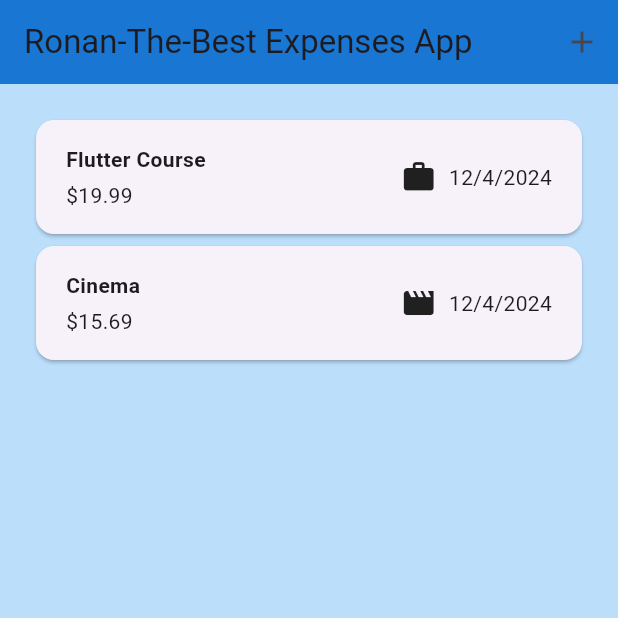
After one commit to nangdypanhar/Flutter-course, a Flutter app: the Expenses screen opened directly, on a phone screen of 412 x 824 dp, the top half of it. The commit adds this screen. Run offline on Flutter 3.47's test engine with Material 3 defaults, Android fonts, the phone set to English and light mode, and no system bars; our stand-ins replace google_fonts.

Commit message:
updated Assignment for week 8

```diff
--- a/starter_app/lib/W7-S1/quiz_app.dart
+++ b/starter_app/lib/W7-S1/quiz_app.dart
@@ -9,15 +9,9 @@ import 'model/submission.dart';
 Color appColor = Colors.blue[500]!;
 
 enum Screens {
-  resultScreen("result"),
-  welcomeScreen("welcome"),
-  questionScreen("question");
-
-  final String label;
-
-  const Screens(this.label);
-  @override
-  String toString() => label;
+  resultScreen,
+  welcomeScreen,
+  questionScreen;
 }
 
 class QuizApp extends StatefulWidget {
--- a/starter_app/lib/W7-S1/screens/result_screen.dart
+++ b/starter_app/lib/W7-S1/screens/result_screen.dart
@@ -1,7 +1,7 @@
 import 'package:flutter/material.dart';
 import 'package:starter_app/W7-S1/model/submission.dart';
 import 'package:starter_app/W7-S1/quiz_app.dart';
-import 'package:starter_app/W7-S1/widgets/resultcard.dart';
+import 'package:starter_app/W7-S1/widgets/result_card.dart';
 
 class ResultScreen extends StatelessWidget {
   final Function navigate;
--- /dev/null
+++ b/starter_app/lib/W8-S2/EX-1-2-3/models/expense.dart
@@ -0,0 +1,35 @@
+import 'package:flutter/material.dart';
+import 'package:uuid/uuid.dart';
+
+const uuid = Uuid();
+
+enum Category {
+  food(Icons.lunch_dining),
+  travel(Icons.flight_takeoff),
+  leisure(Icons.movie),
+  work(Icons.work);
+
+  final IconData icon;
+
+  const Category(this.icon);
+}
+
+class Expense {
+  Expense({
+    required this.title,
+    required this.amount,
+    required this.date,
+    required this.category,
+  }) : id = uuid.v4();
+
+  final String id;
+  final String title;
+  final double amount;
+  final DateTime date;
+  final Category category;
+
+  @override
+  String toString() {
+    return "Expense $title , amount $amount";
+  }
+}
--- /dev/null
+++ b/starter_app/lib/W8-S2/EX-1-2-3/screens/expenses/expenses.dart
@@ -0,0 +1,91 @@
+import 'package:flutter/material.dart';
+
+import '../../models/expense.dart';
+import 'expenses_form.dart';
+import 'expenses_list.dart';
+
+class Expenses extends StatefulWidget {
+  const Expenses({super.key});
+
+  @override
+  State<Expenses> createState() {
+    return _ExpensesState();
+  }
+}
+
+class _ExpensesState extends State<Expenses> {
+  final List<Expense> _registeredExpenses = [
+    Expense(
+      title: 'Flutter Course',
+      amount: 19.99,
+      date: DateTime.now(),
+      category: Category.work,
+    ),
+    Expense(
+      title: 'Cinema',
+      amount: 15.69,
+      date: DateTime.now(),
+      category: Category.leisure,
+    ),
+  ];
+
+  void onExpenseRemoved(Expense expense) {
+    setState(() {
+      _registeredExpenses.remove(expense);
+    });
+
+    // Exercise 03 Q2
+
+    ScaffoldMessenger.of(context).showSnackBar(
+      SnackBar(
+        content: const Text('Expense removed'),
+        duration: const Duration(seconds: 5),
+        action: SnackBarAction(
+          label: 'Undo',
+          onPressed: () {
+            setState(() {
+              _registeredExpenses.add(expense);
+            });
+          },
+        ),
+      ),
+    );
+  }
+
+  void onExpenseCreated(Expense newExpense) {
+    setState(() {
+      _registeredExpenses.add(newExpense);
+    });
+  }
+
+  void onAddPressed() {
+    showModalBottomSheet(
+      context: context,
+      isScrollControlled: true,
+      builder: (ctx) => ExpenseForm(
+        onCreated: onExpenseCreated,
+      ),
+    );
+  }
+
+  @override
+  Widget build(BuildContext context) {
+    return Scaffold(
+      backgroundColor: Colors.blue[100],
+      appBar: AppBar(
+        actions: [
+          IconButton(
+            icon: const Icon(Icons.add),
+            onPressed: onAddPressed,
+          )
+        ],
+        backgroundColor: Colors.blue[700],
+        title: const Text('Ronan-The-Best Expenses App'),
+      ),
+      body: ExpensesList(
+        expenses: _registeredExpenses,
+        onExpenseRemoved: onExpenseRemoved,
+      ),
+    );
+  }
+}
--- /dev/null
+++ b/starter_app/lib/W8-S2/EX-1-2-3/screens/expenses/expenses_item.dart
@@ -0,0 +1,48 @@
+import 'package:flutter/material.dart';
+import 'package:intl/intl.dart';
+import '../../models/expense.dart';
+
+class ExpenseItem extends StatelessWidget {
+  ExpenseItem(this.expense, {super.key});
+
+  final Expense expense;
+  final formatter = DateFormat.yMd();
+
+  String get formatedDate =>
+      formatter.format(expense.date); // We format the date DD/MM/YYYY
+
+  @override
+  Widget build(BuildContext context) {
+    return Card(
+      child: Padding(
+        padding: const EdgeInsets.symmetric(
+          horizontal: 20,
+          vertical: 16,
+        ),
+        child: Row(
+          children: [
+            Column(
+              crossAxisAlignment: CrossAxisAlignment.start,
+              children: [
+                Text(
+                  expense.title,
+                  style: const TextStyle(fontWeight: FontWeight.bold),
+                ),
+                const SizedBox(height: 4),
+                Text('\$${expense.amount.toStringAsFixed(2)}'),
+              ],
+            ),
+            const Spacer(),
+            Row(
+              children: [
+                Icon(expense.category.icon),
+                const SizedBox(width: 8),
+                Text(formatedDate),
+              ],
+            ),
+          ],
+        ),
+      ),
+    );
+  }
+}
--- /dev/null
+++ b/starter_app/lib/W8-S2/EX-1-2-3/screens/expenses/expenses_list.dart
@@ -0,0 +1,35 @@
+import 'package:flutter/material.dart';
+import '../../models/expense.dart';
+import 'expenses_item.dart';
+
+class ExpensesList extends StatelessWidget {
+  const ExpensesList(
+      {super.key, required this.expenses, required this.onExpenseRemoved});
+
+  final List<Expense> expenses;
+
+  final Function(Expense) onExpenseRemoved;
+
+  @override
+  Widget build(BuildContext context) {
+    bool isEmpty = expenses.isEmpty;
+    return Padding(
+      padding: const EdgeInsets.all(20.0),
+      // Exercise 03 Q1
+      child: isEmpty
+          ? const Center(
+              child: Text("No Expense Found. Start Adding some !"),
+            )
+          : ListView.builder(
+              itemCount: expenses.length,
+              itemBuilder: (context, index) => Dismissible(
+                onDismissed: (direction) => onExpenseRemoved(
+                  expenses[index],
+                ),
+                key: Key(expenses[index].id),
+                child: ExpenseItem(expenses[index]),
+              ),
+            ),
+    );
+  }
+}
```
Also changed, not shown: starter_app/lib/W7-S1/main.dart (+2 -5 lines), starter_app/lib/W8-S2/EX-1-2-3/main.dart (added, +12 -0 lines), starter_app/lib/W8-S2/EX-1-2-3/screens/expenses/expenses_form.dart (added, +189 -0 lines), starter_app/lib/W8-S2/EX-4/main.dart (added, +125 -0 lines), starter_app/assets/quiz-logo.png (added), starter_app/lib/W7-S1/widgets/result_card.dart (renamed from starter_app/lib/W7-S1/widgets/resultcard.dart).
